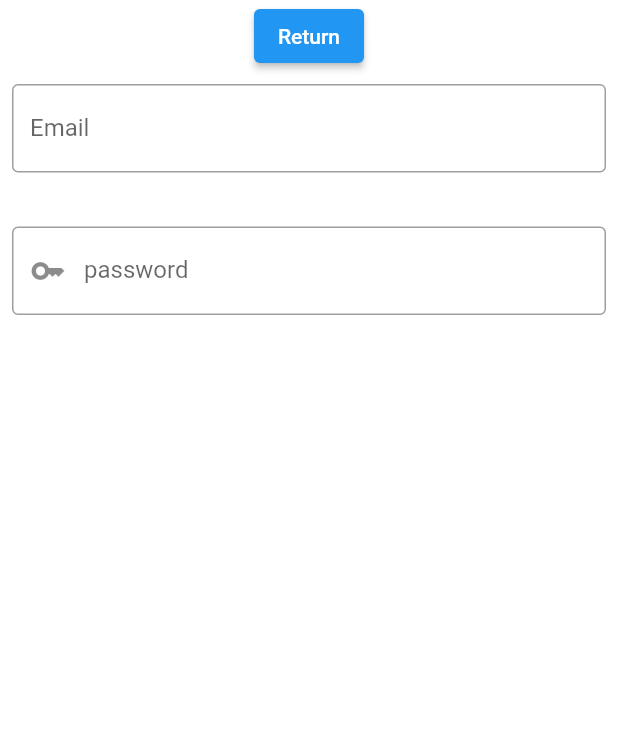
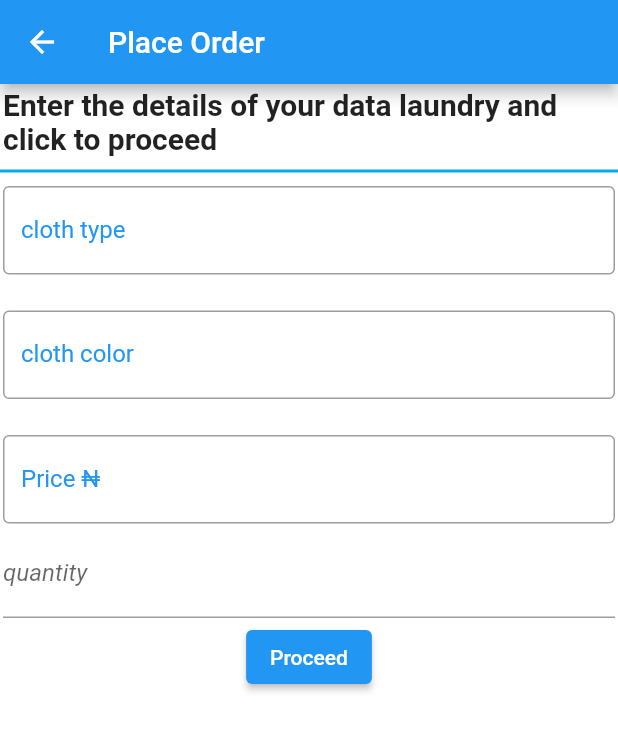
Before and after one commit to chimingo/ilundary, a Flutter app: the PlaceOrder screen opened directly, on a phone screen of 412 x 824 dp. Shown: the top 731 px of the screen. Run offline on Flutter 3.47's test engine with Material 2 defaults, Android fonts, the phone set to English and light mode, and no system bars.

Commit message:
my ilundary2

```diff
--- a/lib/place_order.dart
+++ b/lib/place_order.dart
@@ -10,55 +10,103 @@ class _PlaceOrderState extends State<PlaceOrder> {
   @override
   Widget build(BuildContext context) {
     return Scaffold(
+      appBar: AppBar(
+        title: const Text("Place Order"),
+      ),
+      backgroundColor: Colors.white,
+
+        body:SafeArea(
+          child: SingleChildScrollView(
+            child: Column(
+              children:[
+                const Padding(
+                  padding: EdgeInsets.all(2.0),
+                  child: Text("Enter the details of your data laundry and click to proceed",
+                  style: TextStyle(fontSize: 20,fontWeight: FontWeight.w700),
+                  ),
+                ),
+                const Divider(
+                  color: Colors.lightBlue,
+                  thickness: 2,
+                ),
+
+                // const Padding(
+                // padding: EdgeInsets.all(2.0),
 
 
-      backgroundColor: Colors.white,
-    //  appBar: AppBar(
-        body:SafeArea(
-          child: Column(
-            children:[
-            ElevatedButton(
-              onPressed: (){
-              Navigator.pop(context);
-            },
-            child:const Text("Return"),
-            ),
+                // ),
                 const Padding(
-              padding: EdgeInsets.all(8.0),
+                padding: EdgeInsets.all(2.0),
 
                 child:TextField(
                   decoration:InputDecoration(
-                  border:OutlineInputBorder(),
-                  labelText:"Email",
-                  hintText: "e.g ashiobichioma@gmail.com"),
+                    border:OutlineInputBorder(borderSide:BorderSide(width: 20.0) ),
+                    labelText:"cloth type",
+                    labelStyle: TextStyle(color: Colors.blue),
+                    hintText: "e.g T-Shirt"),
 
                   ),
                 ),
                 const SizedBox(height: 20),
                   Padding(
-              padding: const EdgeInsets.all(8.0),
+                padding: const EdgeInsets.all(2.0),
 
                 child:TextFormField(
-                obscureText: true,
                   decoration:const InputDecoration(
                     border:OutlineInputBorder(),
-                  labelText:"password",
-                  prefixIcon: Icon(Icons.key),
-                  hintText: "Enter strong password"),
+                    labelText:"cloth color",
+                    labelStyle: TextStyle(color: Colors.blue),
+
+                    hintText: "e.g red and green"),
 
               ),
             ),
-          // const Padding(
-          //     padding: EdgeInsets.all(10.5)),
-          //   child:TextFormField(),
+            const SizedBox(height: 20),
+             Padding(
+                padding: const EdgeInsets.all(2.0),
+
+                child:TextFormField(
+                  keyboardType: TextInputType.number,
+
+                  decoration:const InputDecoration(
+                    border:OutlineInputBorder(),
+                    labelText:"Price ₦",
+                    labelStyle: TextStyle(color: Colors.blue),
+
+                    hintText: " ₦"),
+
+
+              ),
+            ),
+             Padding(
+                padding: const EdgeInsets.all(2.0),
+
+                child:TextFormField(
+                  keyboardType: TextInputType.number,
+                  //obscureText: true,
+                  decoration:const InputDecoration(
+
+                    labelText:"quantity",
+                    labelStyle: TextStyle(fontStyle: FontStyle.italic),
+
+
+                    ),
+
+
+              ),
+            ),
+
+               ElevatedButton(
+                onPressed: (){
+                Navigator.pop(context);
+             },
+             child:const Text("Proceed"),
+               ),
 
 
 
 
-
-
-  ]
-
+                  ]),
           ),
          ) );
 
```
Lines whose indentation alone changed are shown as unchanged.
